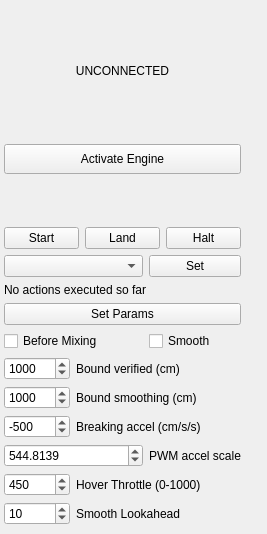
The window that src/ui/UASControl.ui (dricketts/apm_planner) describes before a commit, drawn with Qt 5.
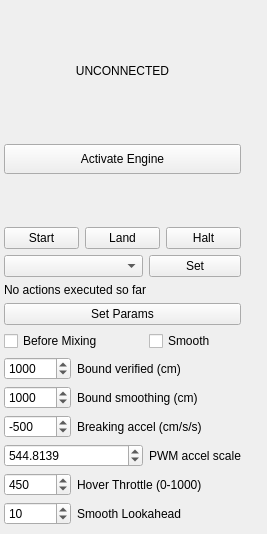
The same window after the commit. Icons and pictures are not drawn.

Commit message: Updated some mavlink stuff and changed max values on shim widgets.

The edit to the form file:
```diff
--- a/src/ui/UASControl.ui
+++ b/src/ui/UASControl.ui
@@ -64,7 +64,7 @@
    <item row="9" column="1">
     <widget class="QSpinBox" name="bound_verIn">
      <property name="maximum">
-      <number>5000</number>
+      <number>100000</number>
      </property>
      <property name="singleStep">
       <number>50</number>
@@ -391,7 +391,7 @@
    <item row="10" column="1">
     <widget class="QSpinBox" name="bound_unverIn">
      <property name="maximum">
-      <number>5000</number>
+      <number>100000</number>
      </property>
      <property name="singleStep">
       <number>50</number>
```
